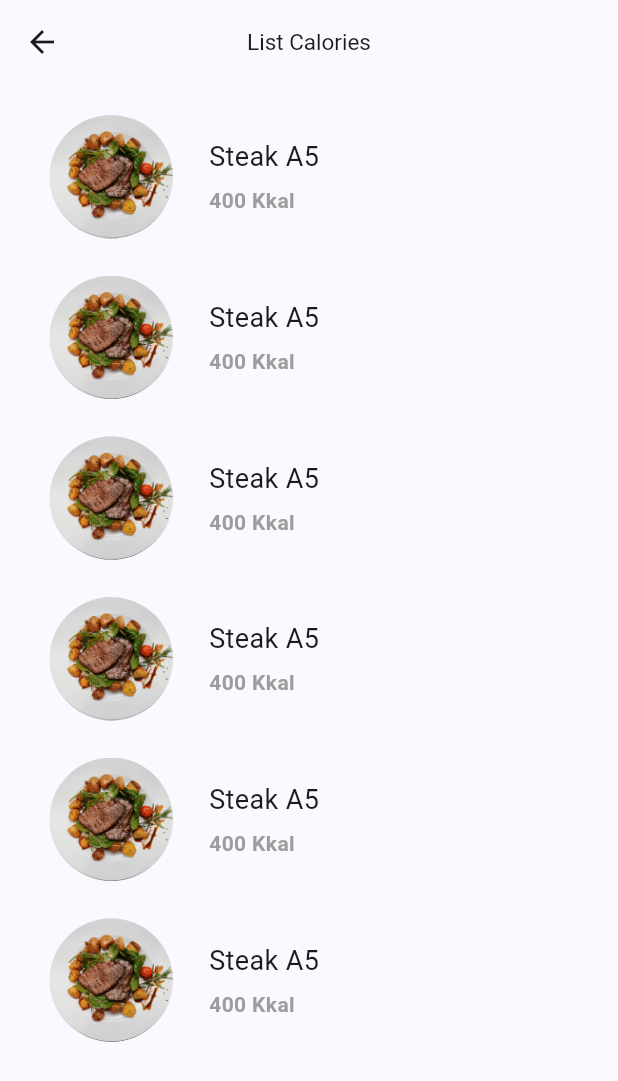
After one commit to dappras/fast-calories, a Flutter app: the ListCaloriePage screen opened by its route, on a phone screen of 412 x 824 dp. The commit adds this screen. Shown: the top 1081 px of the screen. Run offline on Flutter 3.47's test engine with Material 3 defaults, Android fonts, the phone set to English and light mode, and no system bars; our stand-ins replace get.

Commit message:
make listing page for calorie

```diff
--- a/lib/pages/home.dart
+++ b/lib/pages/home.dart
@@ -222,7 +222,11 @@ class Homepage extends StatelessWidget {
                                     ],
                                   ),
                                 ),
-                              Container(
+                              InkWell(
+                                onTap: () {
+                                  Get.toNamed(RouteName.listCaloriePage);
+                                },
+                                child: Container(
                                   height: height * 0.18,
                                   width: width * 0.40,
                                   padding: const EdgeInsets.symmetric(
@@ -238,7 +242,8 @@ class Homepage extends StatelessWidget {
                                     child: Column(
                                       crossAxisAlignment:
                                           CrossAxisAlignment.center,
-                                    mainAxisAlignment: MainAxisAlignment.center,
+                                      mainAxisAlignment:
+                                          MainAxisAlignment.center,
                                       children: [
                                         Text(
                                           "See More",
@@ -247,6 +252,7 @@ class Homepage extends StatelessWidget {
                                           ),
                                         ),
                                       ],
+                                    ),
                                   ),
                                 ),
                               ),
--- /dev/null
+++ b/lib/pages/list_calories.dart
@@ -0,0 +1,87 @@
+import 'package:fast_calories/utils/color.dart';
+import 'package:flutter/material.dart';
+
+class ListCaloriePage extends StatelessWidget {
+  const ListCaloriePage({super.key});
+
+  @override
+  Widget build(BuildContext context) {
+    final width = MediaQuery.of(context).size.width;
+    final height = MediaQuery.of(context).size.height;
+
+    return DefaultTabController(
+      length: 3,
+      child: Scaffold(
+        appBar: AppBar(
+          centerTitle: true,
+          title: const Text(
+            "List Calories",
+            style: TextStyle(
+              fontSize: 15,
+            ),
+          ),
+        ),
+        body: SingleChildScrollView(
+          child: Padding(
+            padding: EdgeInsets.symmetric(
+                horizontal: width * 0.08, vertical: height * 0.01),
+            child: Column(
+              crossAxisAlignment: CrossAxisAlignment.start,
+              children: [
+                for (int i = 0; i < 6; i++)
+                  Padding(
+                    padding: EdgeInsets.symmetric(vertical: height * 0.015),
+                    child: Row(
+                      children: [
+                        Container(
+                          decoration: const BoxDecoration(
+                            borderRadius:
+                                BorderRadius.all(Radius.circular(1000)),
+                          ),
+                          height: height * 0.1,
+                          width: width * 0.2,
+                          child: ClipRRect(
+                            borderRadius:
+                                const BorderRadius.all(Radius.circular(1000)),
+                            child: Image.asset(
+                              'assets/images/beef.png',
+                              fit: BoxFit.cover,
+                            ),
+                          ),
+                        ),
+                        const SizedBox(
+                          width: 24,
+                        ),
+                        const Column(
+                          crossAxisAlignment: CrossAxisAlignment.start,
+                          children: [
+                            Text(
+                              "Steak A5",
+                              style: TextStyle(
+                                fontSize: 18,
+                              ),
+                            ),
+                            SizedBox(
+                              height: 6,
+                            ),
+                            Text(
+                              "400 Kkal",
+                              style: TextStyle(
+                                fontWeight: FontWeight.bold,
+                                fontSize: 14,
+                                color: Color(ColorWay.gray),
+                              ),
+                            ),
+                          ],
+                        ),
+                      ],
+                    ),
+                  ),
+              ],
+            ),
+          ),
+        ),
+      ),
+    );
+  }
+}
--- a/lib/routes/page_route.dart
+++ b/lib/routes/page_route.dart
@@ -1,5 +1,6 @@
 import 'package:fast_calories/pages/edit_profile.dart';
 import 'package:fast_calories/pages/home.dart';
+import 'package:fast_calories/pages/list_calories.dart';
 import 'package:fast_calories/pages/login.dart';
 import 'package:fast_calories/pages/profile.dart';
 import 'package:fast_calories/pages/signup.dart';
@@ -15,6 +16,8 @@ class AppRoute {
         name: RouteName.editProfilePage, page: () => const EditProfilePage()),
     GetPage(name: RouteName.welcomePage, page: () => const WelcomePage()),
     GetPage(name: RouteName.loginPage, page: () => const LoginPage()),
-    GetPage(name: RouteName.signupPage, page: () => const SignupPage())
+    GetPage(name: RouteName.signupPage, page: () => const SignupPage()),
+    GetPage(
+        name: RouteName.listCaloriePage, page: () => const ListCaloriePage()),
   ];
 }
--- a/lib/routes/route_name.dart
+++ b/lib/routes/route_name.dart
@@ -5,4 +5,5 @@ abstract class RouteName {
   static const editProfilePage = "/edit-profile";
   static const loginPage = "/login";
   static const signupPage = "/signup";
+  static const listCaloriePage = "/list-calorie";
 }
```
Lines whose indentation alone changed are shown as unchanged.
